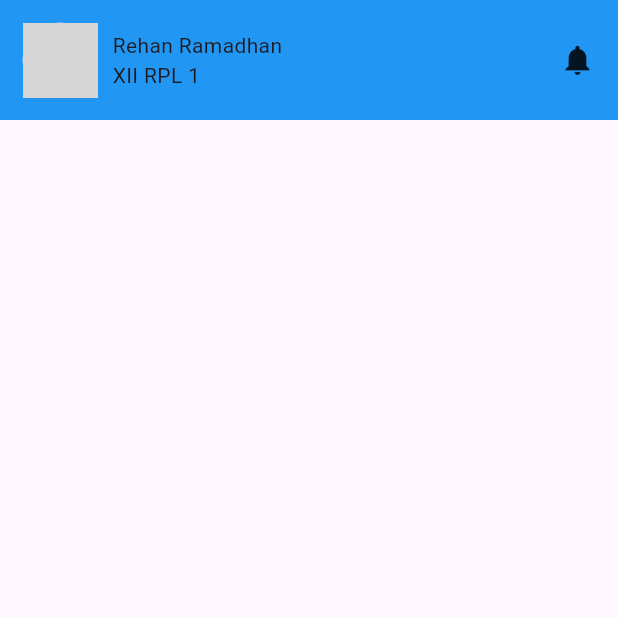
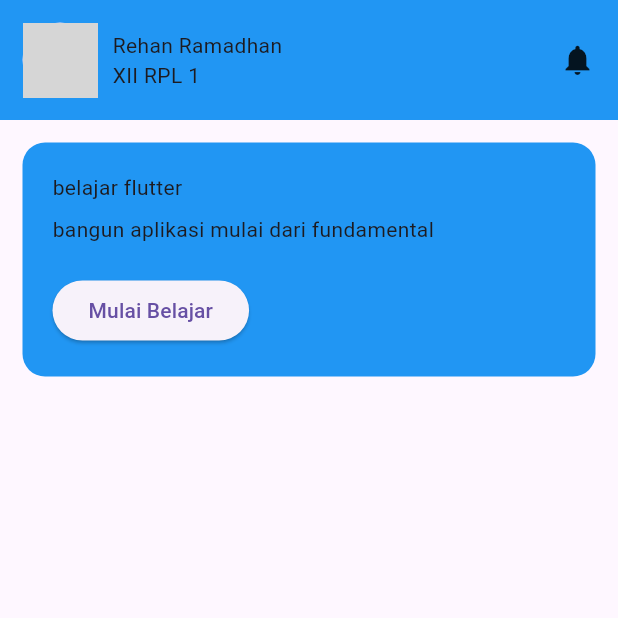
Before and after one commit to Rehan-Ramadhan/flutter-belajar, a Flutter app: the screen it shows after launch, on a phone screen of 412 x 824 dp, the top half of it. Run offline on Flutter 3.47's test engine with Material 3 defaults, Android fonts, the phone set to English and light mode, and no system bars; network calls fail; grey boxes are pictures that could not be loaded.

Commit message:
feat: layout & latihan 4

```diff
--- a/lib/sized_expanded_stack/LatihanEmpat.dart
+++ b/lib/sized_expanded_stack/LatihanEmpat.dart
@@ -21,21 +21,32 @@
               SizedBox(width: 10),
               Column(
                 crossAxisAlignment: CrossAxisAlignment.start,
-                children: [
-                  Text(
-                    "Rehan Ramadhan",
-                  ),
-                  Text(
-                    "XII RPL 1",
-                  ),
-                ],
+                children: [Text("Rehan Ramadhan"), Text("XII RPL 1")],
               ),
               Spacer(),
               Icon(Icons.notifications),
             ],
           ),
         ),
-
+        Container(
+          width: double.infinity,
+          margin: EdgeInsets.all(15),
+          padding: EdgeInsets.all(20),
+          decoration: BoxDecoration(
+            color: Colors.blue,
+            borderRadius: BorderRadius.circular(15),
+          ),
+          child: Column(
+            crossAxisAlignment: CrossAxisAlignment.start,
+            children: [
+              Text("belajar flutter"),
+              SizedBox(height: 8),
+              Text("bangun aplikasi mulai dari fundamental"),
+              SizedBox(height: 20),
+              ElevatedButton(onPressed: () {}, child: Text("Mulai Belajar")),
+            ],
+          ),
+        ),
       ],
     );
   }
```
